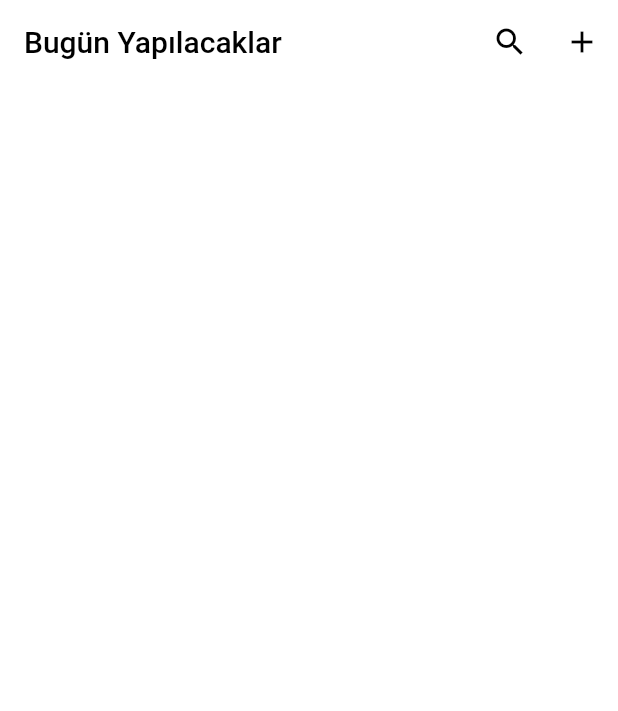
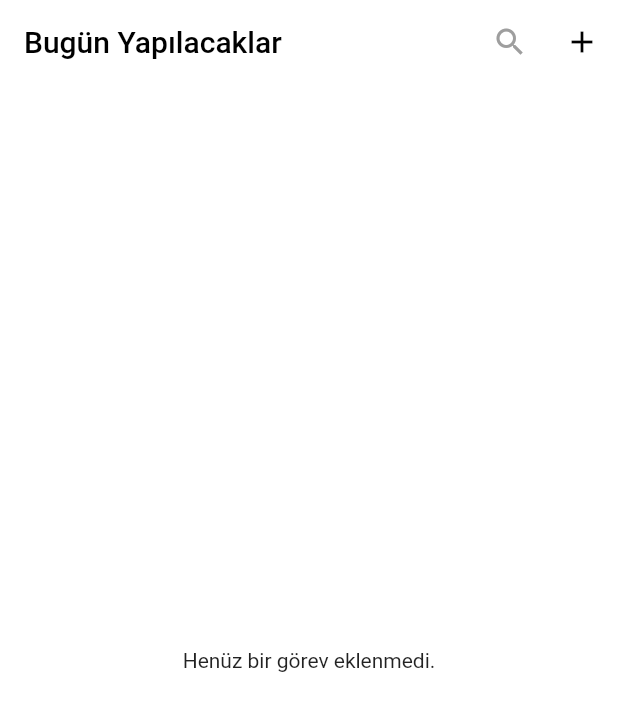
Before and after one commit to erenadgzl/todoapp, a Flutter app: the screen it shows after launch, on a phone screen of 412 x 824 dp. Shown: the top 711 px of the screen. Run offline on Flutter 3.47's test engine with Material 2 defaults, Android fonts, the phone set to English and light mode, and no system bars; our stand-ins replace flutter_datetime_picker.

Commit message:
add list

```diff
--- a/lib/pages/home_page.dart
+++ b/lib/pages/home_page.dart
@@ -2,8 +2,21 @@ import 'package:flutter/material.dart';
 import 'package:flutter_datetime_picker/flutter_datetime_picker.dart';
 import 'package:todoapp/models/task_model.dart';
 
-class HomePage extends StatelessWidget {
+class HomePage extends StatefulWidget {
   const HomePage({Key? key}) : super(key: key);
+
+  @override
+  State<HomePage> createState() => _HomePageState();
+}
+
+class _HomePageState extends State<HomePage> {
+  late List<Task> _tasks;
+
+  @override
+  void initState() {
+    super.initState();
+    _tasks = <Task>[];
+  }
 
   @override
   Widget build(BuildContext context) {
@@ -22,7 +35,10 @@ class HomePage extends StatelessWidget {
         centerTitle: false,
         actions: [
           IconButton(
-            icon: const Icon(Icons.search),
+            icon: const Icon(
+              Icons.search,
+              color: Colors.grey,
+            ),
             onPressed: () {},
           ),
           IconButton(
@@ -33,6 +49,35 @@ class HomePage extends StatelessWidget {
           )
         ],
       ),
+      body: _tasks.isNotEmpty
+          ? ListView.builder(
+              itemBuilder: (context, index) {
+                var _task = _tasks[index];
+                return Dismissible(
+                  background: Row(
+                    mainAxisAlignment: MainAxisAlignment.center,
+                    children: const [
+                      Icon(Icons.delete, color: Colors.grey),
+                      SizedBox(width: 8),
+                      Text('Bu görev silindi'),
+                    ],
+                  ),
+                  key: Key(_task.id),
+                  onDismissed: (direction) {
+                    _tasks.removeAt(index);
+                    setState(() {});
+                  },
+                  child: ListTile(
+                    title: Text(_task.name + " " + _task.id),
+                    subtitle: Text(_task.createdAt.toString()),
+                  ),
+                );
+              },
+              itemCount: _tasks.length,
+            )
+          : const Center(
+              child: Text('Henüz bir görev eklenmedi.'),
+            ),
     );
   }
 
@@ -56,6 +101,8 @@ class HomePage extends StatelessWidget {
                 DatePicker.showTimePicker(context, showSecondsColumn: false,
                     onConfirm: (time) {
                   var task = Task.create(name: value, createdAt: time);
+                  _tasks.add(task);
+                  setState(() {});
                 });
               }
             },
```
